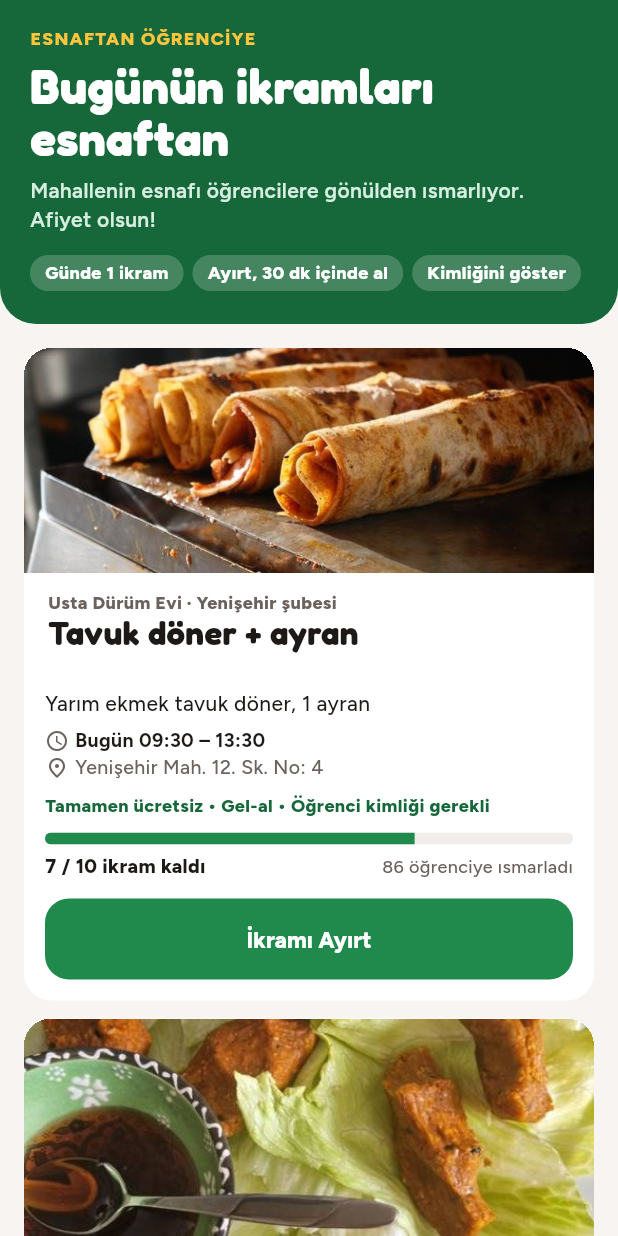
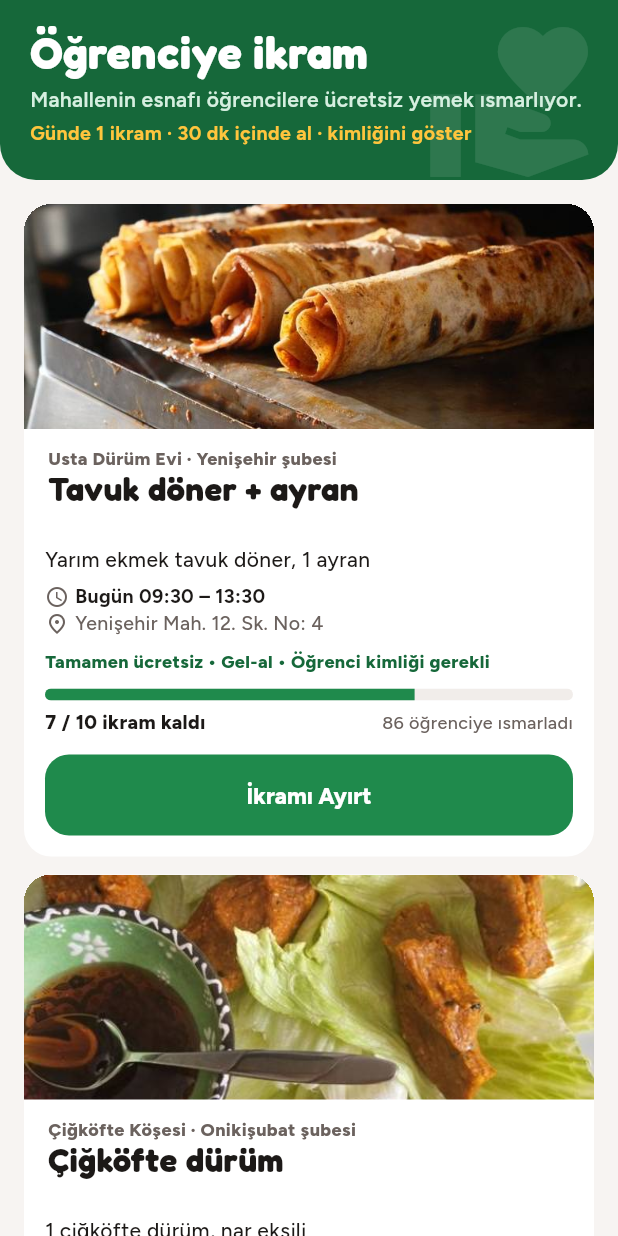
Before and after one commit to cankara46464646-eng/Doybi, a Flutter app: the StudentScreen screen opened directly, on a phone screen of 412 x 824 dp. Run offline on Flutter 3.47's test engine with Material 3 defaults, Android fonts, the phone set to English and light mode, and no system bars; our stand-ins replace audioplayers, flutter_map, geolocator, image_picker, latlong2, qr_flutter and 2 more; missing offline and left inert: mobile_scanner; accounts and stored records are empty.

Commit message:
Sade sepet ve ikram başlığı; README işletme girişi
Co-Authored-By: Claude Opus 5.5 <noreply@anthropic.com>
Claude-Session: https://claude.ai/code/session_01KybL2GwJ9n7Rcow3hZ5yWu

```diff
--- a/lib/screens/cart.dart
+++ b/lib/screens/cart.dart
@@ -163,16 +163,14 @@ class _CartScreenState extends State<CartScreen> {
               ),
             ]),
           ),
-          const SectionLabel('Ödeme · teslimatta'),
-          Text('Restoranın kabul ettikleri', style: body(13, color: C.muted)),
-          const SizedBox(height: 8),
+          const SectionLabel('Kapıda ödeme'),
           Wrap(spacing: 8, runSpacing: 8, children: [
             for (final m in methods)
-              SelChip(m == 'kart' ? 'Kapıda kredi / banka kartı' : 'Kapıda nakit', selected: _payment == m, onTap: () => setState(() => _payment = m)),
+              SelChip(m == 'kart' ? 'Kredi / banka kartı' : 'Nakit', selected: _payment == m, onTap: () => setState(() => _payment = m)),
           ]),
           const SizedBox(height: 10),
           if (_payment == 'kart')
-            const NoteBox('Restoranın kuryesi POS cihazı getirecek. Doybi ödeme almaz, kart bilgisi istemez.', icon: Icons.point_of_sale)
+            Text('Kurye POS cihazı getirir. Kart bilgin istenmez.', style: body(13, color: C.muted))
           else ...[
             Text('Para üstü:', style: body(14, weight: FontWeight.w800)),
             const SizedBox(height: 6),
--- a/lib/screens/student.dart
+++ b/lib/screens/student.dart
@@ -25,17 +25,18 @@ class StudentScreen extends StatelessWidget {
           Container(
             decoration: const BoxDecoration(color: C.greenInk, borderRadius: BorderRadius.vertical(bottom: Radius.circular(24))),
             padding: EdgeInsets.fromLTRB(20, MediaQuery.of(context).padding.top + 18, 20, 22),
-            child: Column(crossAxisAlignment: CrossAxisAlignment.start, children: [
-              Text('ESNAFTAN ÖĞRENCİYE', style: body(12, color: C.saffron, weight: FontWeight.w800).copyWith(letterSpacing: 0.8)),
-              const SizedBox(height: 6),
-              Text('Bugünün ikramları\nesnaftan', style: display(32, color: Colors.white)),
-              const SizedBox(height: 8),
-              Text('Mahallenin esnafı öğrencilere gönülden ısmarlıyor. Afiyet olsun!', style: body(14, color: const Color(0xFFD6EFE0), weight: FontWeight.w600)),
-              const SizedBox(height: 14),
-              Wrap(spacing: 6, runSpacing: 6, children: const [
-                Pill('Günde 1 ikram', bg: Color(0x33FFFFFF), fg: Colors.white),
-                Pill('Ayırt, 30 dk içinde al', bg: Color(0x33FFFFFF), fg: Colors.white),
-                Pill('Kimliğini göster', bg: Color(0x33FFFFFF), fg: Colors.white),
+            child: Stack(clipBehavior: Clip.none, children: [
+              Positioned(
+                right: -10,
+                bottom: -30,
+                child: Icon(Icons.volunteer_activism, size: 120, color: Colors.white.withValues(alpha: 0.1)),
+              ),
+              Column(crossAxisAlignment: CrossAxisAlignment.start, children: [
+                Text('Öğrenciye ikram', style: display(30, color: Colors.white)),
+                const SizedBox(height: 6),
+                Text('Mahallenin esnafı öğrencilere ücretsiz yemek ısmarlıyor.', style: body(14, color: const Color(0xFFD6EFE0), weight: FontWeight.w600)),
+                const SizedBox(height: 4),
+                Text('Günde 1 ikram · 30 dk içinde al · kimliğini göster', style: body(13, color: C.saffron, weight: FontWeight.w700)),
               ]),
             ]),
           ),
```
Also changed, not shown: 1 other file.
